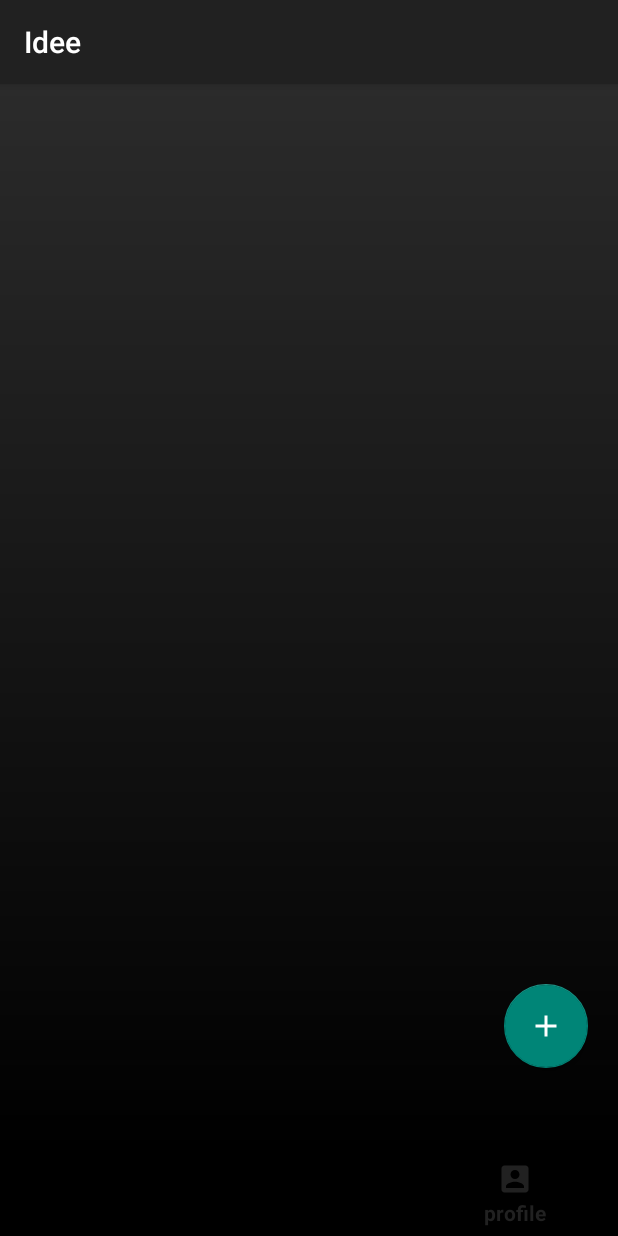
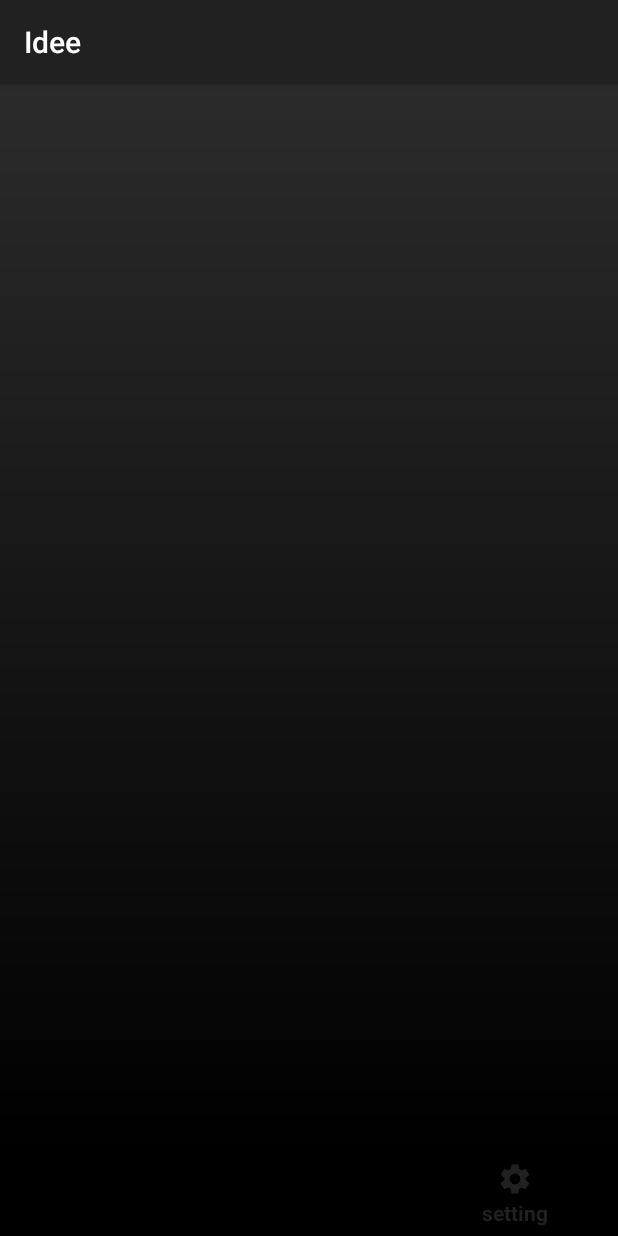
Before and after one commit to mnm234/Idee, an Android app: the MainActivity screen opened directly, with no data from a screen before it, item 3 of the bottom bar chosen, on a phone screen of 412 x 824 dp. Run offline under Robolectric (Android 15) with nearby library versions, the phone set to English and light mode, and no system bars; our stand-ins replace Firebase (no records; nobody signed in at launch, a user with empty details on screens opened directly).

Commit message:
セッティングフレグメントな奴

```diff
--- a/app/build.gradle
+++ b/app/build.gradle
@@ -42,5 +42,6 @@
     androidTestImplementation 'androidx.test.ext:junit:1.1.1'
     androidTestImplementation 'androidx.test.espresso:espresso-core:3.2.0'
     implementation 'com.firebaseui:firebase-ui-storage:4.3.1'
+    implementation 'com.airbnb.android:lottie:3.3.1'
 
 }
--- a/app/src/main/java/com/example/gfriend/MainActivity.kt
+++ b/app/src/main/java/com/example/gfriend/MainActivity.kt
@@ -91,16 +91,16 @@
 
 
         supportFragmentManager.beginTransaction()
-            .replace(R.id.main_content, HomeFragment())
+            .replace(R.id.main_content, ProfileFragment())
             .commit()
 
 
         bottomNavi.setOnNavigationItemSelectedListener { item ->
             // 各選択したときの処理
             when (item.itemId) {
-                R.id.menu_home -> {
+                R.id.menu_setting -> {
                     supportFragmentManager.beginTransaction()
-                        .replace(R.id.main_content, HomeFragment())
+                        .replace(R.id.main_content, SettingFragment())
                         .commit()
                     return@setOnNavigationItemSelectedListener true
                 }
--- a/app/src/main/java/com/example/gfriend/HomeFragment.kt
+++ b/app/src/main/java/com/example/gfriend/SettingFragment.kt
@@ -1,17 +1,13 @@
 package com.example.gfriend
 
-import android.content.Context
 import android.os.Bundle
-import android.provider.MediaStore
 import androidx.fragment.app.Fragment
 import android.view.LayoutInflater
 import android.view.View
 import android.view.ViewGroup
-import com.google.firebase.storage.FirebaseStorage
-import kotlinx.android.synthetic.main.fragment_home.*
 
 
-class HomeFragment : Fragment() {
+class SettingFragment : Fragment() {
 
 
     override fun onCreate(savedInstanceState: Bundle?) {
@@ -26,7 +22,7 @@
         savedInstanceState: Bundle?
     ): View? {
         // Inflate the layout for this fragment
-        return inflater.inflate(R.layout.fragment_home, container, false)
+        return inflater.inflate(R.layout.fragment_setting, container, false)
     }
 
     override fun onViewCreated(view: View, savedInstanceState: Bundle?) {
--- /dev/null
+++ b/app/src/main/res/drawable/ic_settings_black_24dp.xml
@@ -0,0 +1,9 @@
+<vector xmlns:android="http://schemas.android.com/apk/res/android"
+    android:width="24dp"
+    android:height="24dp"
+    android:viewportWidth="24"
+    android:viewportHeight="24">
+    <path
+        android:fillColor="#FF000000"
+        android:pathData="M19.1,12.9a2.8,2.8 0,0 0,0.1 -0.9,2.8 2.8,0 0,0 -0.1,-0.9l2.1,-1.6a0.7,0.7 0,0 0,0.1 -0.6L19.4,5.5a0.7,0.7 0,0 0,-0.6 -0.2l-2.4,1a6.5,6.5 0,0 0,-1.6 -0.9l-0.4,-2.6a0.5,0.5 0,0 0,-0.5 -0.4H10.1a0.5,0.5 0,0 0,-0.5 0.4L9.3,5.4a5.6,5.6 0,0 0,-1.7 0.9l-2.4,-1a0.4,0.4 0,0 0,-0.5 0.2l-2,3.4c-0.1,0.2 0,0.4 0.2,0.6l2,1.6a2.8,2.8 0,0 0,-0.1 0.9,2.8 2.8,0 0,0 0.1,0.9L2.8,14.5a0.7,0.7 0,0 0,-0.1 0.6l1.9,3.4a0.7,0.7 0,0 0,0.6 0.2l2.4,-1a6.5,6.5 0,0 0,1.6 0.9l0.4,2.6a0.5,0.5 0,0 0,0.5 0.4h3.8a0.5,0.5 0,0 0,0.5 -0.4l0.3,-2.6a5.6,5.6 0,0 0,1.7 -0.9l2.4,1a0.4,0.4 0,0 0,0.5 -0.2l2,-3.4c0.1,-0.2 0,-0.4 -0.2,-0.6ZM12,15.6A3.6,3.6 0,1 1,15.6 12,3.6 3.6,0 0,1 12,15.6Z" />
+</vector>
--- a/app/src/main/res/layout/fragment_home.xml
+++ b/app/src/main/res/layout/fragment_setting.xml
@@ -5,11 +5,11 @@
     android:layout_width="match_parent"
     android:layout_height="match_parent"
     android:background="@drawable/black_grad"
-    tools:context=".HomeFragment">
-    <ImageView
-        android:id="@+id/homeImage"
-        android:layout_width="wrap_content"
+    tools:context=".SettingFragment">
+    <androidx.cardview.widget.CardView
+        android:layout_width="0dp"
         android:layout_height="wrap_content"
-        tools:ignore="MissingConstraints" />
+        tools:ignore="MissingConstraints">
+    </androidx.cardview.widget.CardView>
 
 </androidx.constraintlayout.widget.ConstraintLayout>
--- a/app/src/main/res/layout/recycler_item.xml
+++ b/app/src/main/res/layout/recycler_item.xml
@@ -5,6 +5,7 @@
     android:layout_width="match_parent"
     android:layout_height="wrap_content"
     xmlns:tools="http://schemas.android.com/tools"
+    app:cardBackgroundColor="#333"
     android:elevation="8dp"
     android:layout_marginVertical="8dp"
     xmlns:android="http://schemas.android.com/apk/res/android">
--- a/app/src/main/res/layout/search_recycler_item.xml
+++ b/app/src/main/res/layout/search_recycler_item.xml
@@ -6,6 +6,7 @@
     android:layout_height="wrap_content"
     android:layout_marginHorizontal="8dp"
     android:layout_marginVertical="8dp"
+    app:cardBackgroundColor="#333"
     xmlns:app="http://schemas.android.com/apk/res-auto"
     android:elevation="8dp">
 
--- a/app/src/main/res/menu/bottom_navi_menu.xml
+++ b/app/src/main/res/menu/bottom_navi_menu.xml
@@ -1,15 +1,15 @@
 <?xml version="1.0" encoding="utf-8"?>
 <menu xmlns:android="http://schemas.android.com/apk/res/android">
     <item
-        android:id="@+id/menu_home"
-        android:title="home"
-        android:icon="@drawable/ic_home_black_24dp"/>
+        android:id="@+id/menu_profile"
+        android:title="profile"
+        android:icon="@drawable/ic_account_box_black_24dp"/>
     <item
         android:id="@+id/menu_search"
         android:title="search"
         android:icon="@drawable/ic_search_black_24dp"/>
     <item
-        android:id="@+id/menu_profile"
-        android:title="profile"
-        android:icon="@drawable/ic_account_box_black_24dp"/>
+        android:id="@+id/menu_setting"
+        android:title="setting"
+        android:icon="@drawable/ic_settings_black_24dp"/>
 </menu>
```
Also changed, not shown: app/src/main/java/com/example/gfriend/CloudFireStore.kt (+1 -63 lines), app/src/main/java/com/example/gfriend/IdCheck.kt (added, +13 -0 lines), app/src/main/java/com/example/gfriend/SearchFragment.kt (+16 -0 lines), app/src/main/java/com/example/gfriend/SpinnerAdapter.kt (+4 -4 lines), app/src/main/java/com/example/gfriend/list/SearchGameListRecyclerAdapter.kt (+9 -0 lines), app/src/main/java/com/example/gfriend/list/searchGameFilterRecyclerAdapter.kt (+6 -17 lines), app/src/main/java/com/example/gfriend/AddGameFragment.kt (indentation only).
